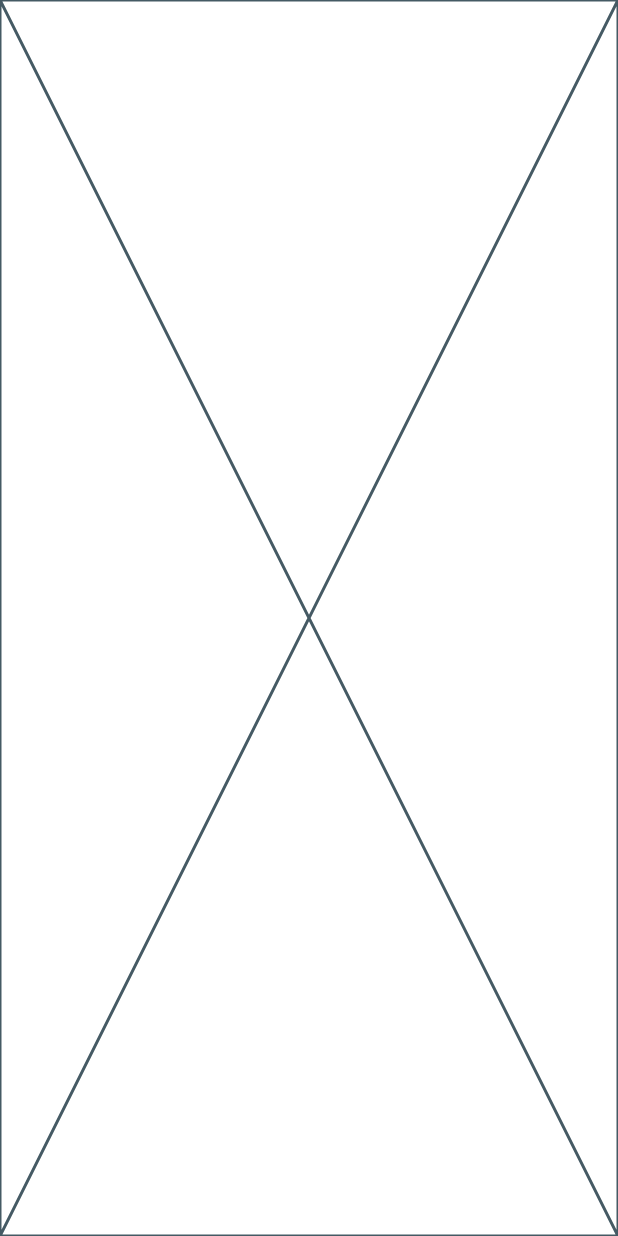
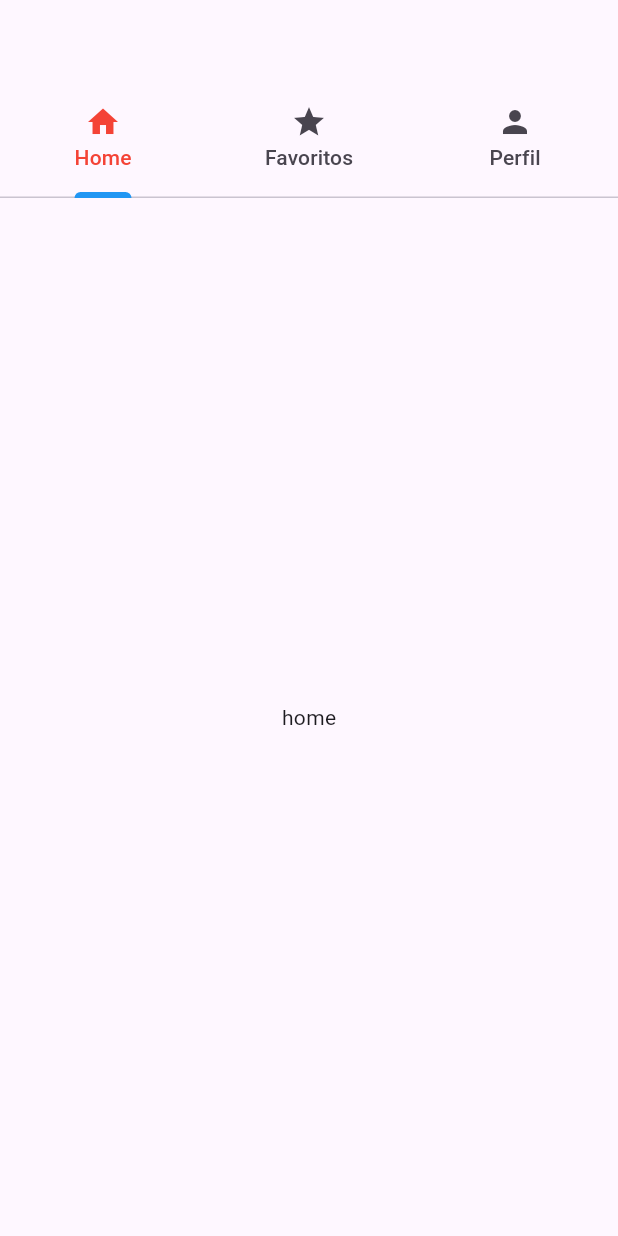
Before and after one commit to fr4nsgallegos/wathsappg14, a Flutter app: the screen it shows after launch, on a phone screen of 412 x 824 dp. Run offline on Flutter 3.47's test engine with Material 3 defaults, Android fonts, the phone set to English and light mode, and no system bars.

Commit message:
init tabbar

```diff
--- a/lib/main.dart
+++ b/lib/main.dart
@@ -1,6 +1,7 @@
 import 'package:flutter/material.dart';
 import 'package:whatsappg14/pages/home_page.dart';
+import 'package:whatsappg14/pages/tabbar_page.dart';
 
 void main() {
-  runApp(MaterialApp(home: HomePage(), debugShowCheckedModeBanner: false));
+  runApp(MaterialApp(home: TabbarPage(), debugShowCheckedModeBanner: false));
 }
--- a/lib/pages/home_page.dart
+++ b/lib/pages/home_page.dart
@@ -5,6 +5,6 @@ class HomePage extends StatelessWidget {
 
   @override
   Widget build(BuildContext context) {
-    return const Placeholder();
+    return Scaffold();
   }
 }
--- /dev/null
+++ b/lib/pages/tabbar_page.dart
@@ -0,0 +1,37 @@
+import 'package:flutter/material.dart';
+
+class TabbarPage extends StatelessWidget {
+  const TabbarPage({super.key});
+
+  @override
+  Widget build(BuildContext context) {
+    return DefaultTabController(
+      length: 3, //número de pestañas
+      initialIndex: 0, //por defecto  es 0, indica pestaña inicial
+      child: Scaffold(
+        appBar: AppBar(
+          bottom: TabBar(
+            //conjunto de pestañas
+            indicatorColor: Colors.blue, //Color de la barra que selecciona
+            indicatorWeight: 4, //Ancho de la barra
+            labelColor: Colors.red, //color del label (tab)
+            isScrollable:
+                false, //si tienes muchas pestañas te ayuda a desplazar
+            tabs: [
+              Tab(icon: Icon(Icons.home), text: "Home"),
+              Tab(icon: Icon(Icons.star), text: "Favoritos"),
+              Tab(icon: Icon(Icons.person), text: "Perfil"),
+            ],
+          ),
+        ),
+        body: TabBarView(
+          children: [
+            Center(child: Text("home")),
+            Center(child: Text("Favoritos")),
+            Center(child: Text("Perfil")),
+          ],
+        ),
+      ),
+    );
+  }
+}
```
